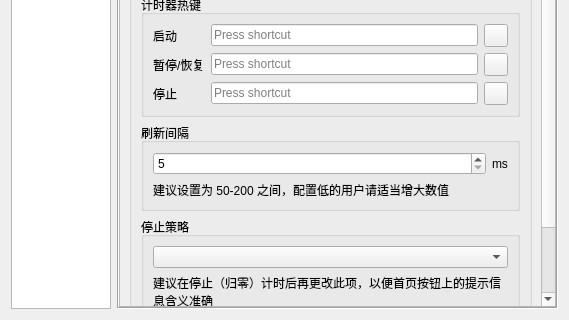
Above: EliteSpeedrunTool/SettingDialog.ui from GTA5Oracle/EliteSpeedrunTool before the change; both pictures show x 0 to 569 and y 192 to 512 of the 569 by 512 pixel window. Below: the same form after it.
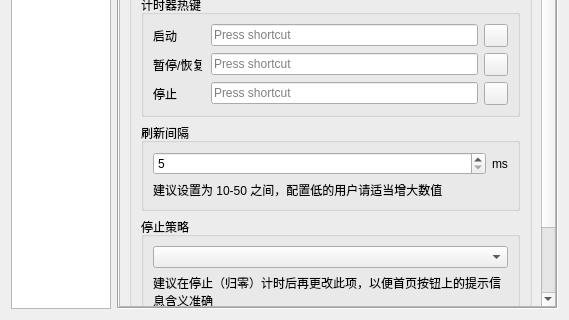
That is the form after the change. The open tabs and pages were chosen to show the change. Icons and pictures are not drawn.

```diff
--- a/EliteSpeedrunTool/SettingDialog.ui
+++ b/EliteSpeedrunTool/SettingDialog.ui
@@ -1407,8 +1407,8 @@
            <rect>
             <x>0</x>
             <y>0</y>
-            <width>178</width>
-            <height>685</height>
+            <width>433</width>
+            <height>565</height>
            </rect>
           </property>
           <layout class="QVBoxLayout" name="verticalLayout_18">
@@ -1572,7 +1572,7 @@
                  <item>
                   <widget class="QLabel" name="label_33">
                    <property name="text">
-                    <string>建议设置为 50-200 之间，配置低的用户请适当增大数值</string>
+                    <string>建议设置为 10-50 之间，配置低的用户请适当增大数值</string>
                    </property>
                    <property name="wordWrap">
                     <bool>true</bool>
```
Left out of the diff: 6 changed lines with no effect on the pictures.
